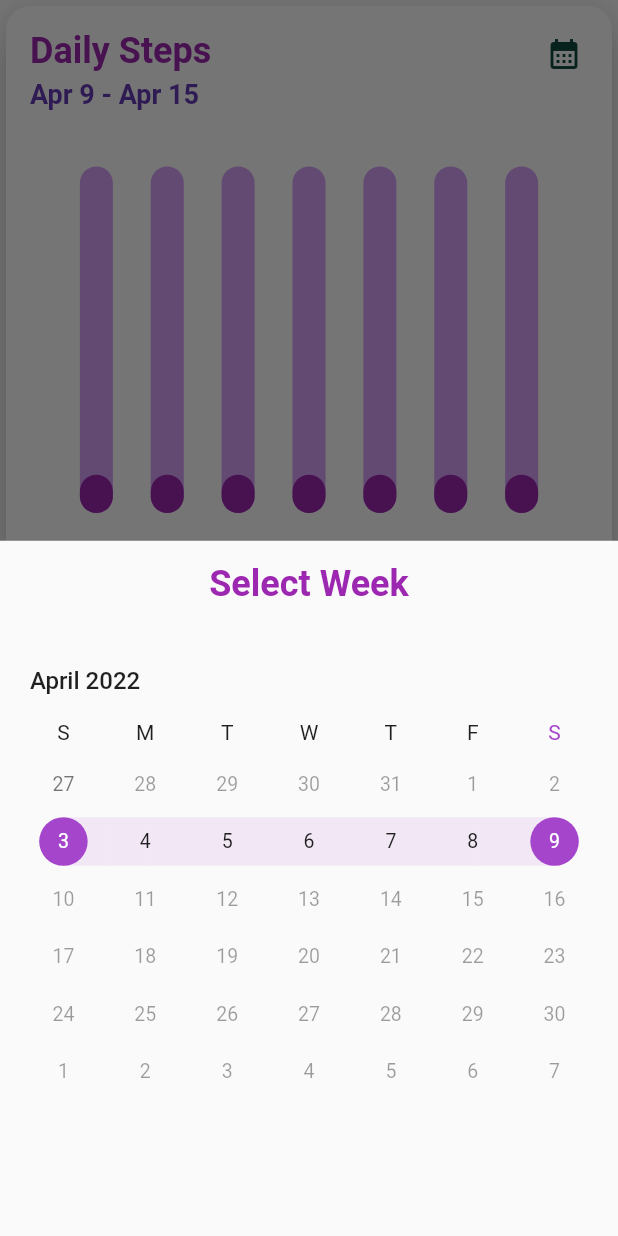
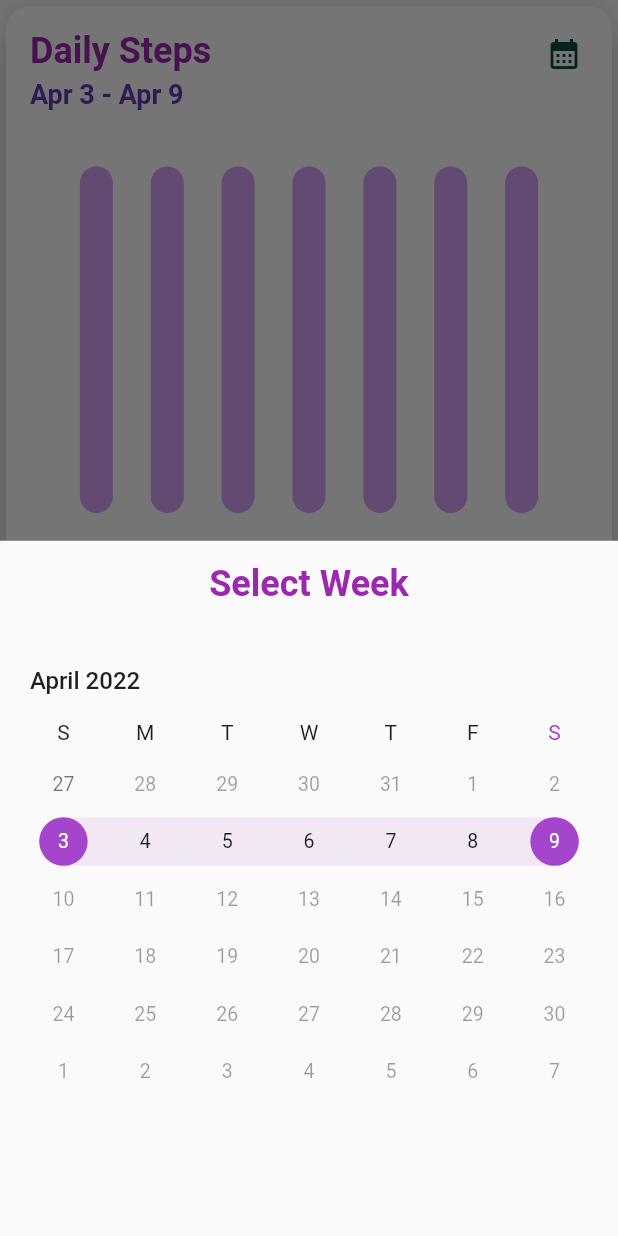
Before and after one commit to bakhtw1/Trifit, a Flutter app: the Metrics screen opened directly, after a tap on the "calendar month" icon, on a phone screen of 412 x 824 dp. Run offline on Flutter 3.47's test engine with Material 2 defaults, Android fonts, the phone set to English and light mode, and no system bars; drawn by our look-alikes of fl_chart, syncfusion_flutter_datepicker; our stand-ins replace cloud_firestore, firebase_auth, firebase_core; missing offline and left inert: dart:ffi; accounts and stored records are empty.

Commit message:
Weight backend connected to firebase

```diff
--- a/lib/components/BarChart.dart
+++ b/lib/components/BarChart.dart
@@ -1,10 +1,13 @@
 import 'dart:async';
 import 'dart:math';
+import 'package:cloud_firestore/cloud_firestore.dart';
+import 'package:firebase_auth/firebase_auth.dart';
 import 'package:fl_chart/fl_chart.dart';
 import 'package:flutter/material.dart';
 import 'package:trifit/utilities/ColorExtentions.dart';
 import 'package:syncfusion_flutter_datepicker/datepicker.dart';
 import 'package:trifit/utilities/DateUtil.dart';
+import 'package:trifit/controllers/StepController.dart';
 
 class WeeklyDataBarChart extends StatefulWidget {
   final List<Color> availableColors = const [
@@ -40,8 +43,10 @@ class WeeklyDataBarChartState extends State<WeeklyDataBarChart> {
   static const Color barLabelTextColor = Colors.black;
 
   double barYExtent = 10000;
+  StepController stepController = StepController();
+  DateUtil dateUtil = DateUtil();
 
-  List<double> weekData = [
+  List<int> weekData = [
     0,
     0,
     0,
@@ -50,8 +55,6 @@ class WeeklyDataBarChartState extends State<WeeklyDataBarChart> {
     0,
     0,
   ];
-
-  DateUtil dateUtil = DateUtil();
 
   List<String> daysOfWeek = [
     "Sunday",
@@ -70,19 +73,23 @@ class WeeklyDataBarChartState extends State<WeeklyDataBarChart> {
   final Duration animDuration = const Duration(milliseconds: 250);
   int touchedIndex = -1;
 
+  void fillWeekData(DateTime selectedSunday) {
+    for (int i = 0; i < 7; i++) {
+      weekData[i] =
+          stepController.getStepsForDate(selectedSunday.add(Duration(days: i)));
+    }
+  }
+
   void _onSelectionChanged(DateRangePickerSelectionChangedArgs args) {
     setState(() {
       dateRange = dateUtil.getWeekRange(args.value);
-      for (int i = 0; i < weekData.length; i++) {
-        weekData[i] = Random().nextInt(widget.yExtents.toInt()).toDouble() + 6;
-      }
+      fillWeekData(args.value);
       refreshState();
     });
   }
 
-  Widget DatePicker() {
-    return Container(
-      child: SfDateRangePicker(
+  Widget _datePicker() {
+    return SfDateRangePicker(
         onSelectionChanged: _onSelectionChanged,
         monthViewSettings: const DateRangePickerMonthViewSettings(
             showTrailingAndLeadingDates: true),
@@ -99,24 +106,34 @@ class WeeklyDataBarChartState extends State<WeeklyDataBarChart> {
         initialSelectedRange: PickerDateRange(
           dateUtil.getCurrentSunday(),
           dateUtil.getCurrentSaturday(),
-          )),
-    );
+        ));
   }
 
   @override
   Widget build(BuildContext context) {
+    return StreamBuilder(
+        stream: FirebaseFirestore.instance
+            .collection('exercise')
+            .doc(FirebaseAuth.instance.currentUser!.uid)
+            .snapshots(),
+        builder: (context, snapshot) {
+          if (!snapshot.hasData) {
+            return const Center(
+              child: CircularProgressIndicator(),
+            );
+          }
+
           if (dateRange == "") {
             dateRange = dateUtil.getWeekRange(DateTime.now());
-      for (int i = 0; i < weekData.length; i++) {
-        weekData[i] = Random().nextDouble() * widget.yExtents;
-      }
+            fillWeekData(dateUtil.getCurrentSunday());
           }
 
           return AspectRatio(
             aspectRatio: 1,
             child: Card(
               elevation: 10,
-        shape: RoundedRectangleBorder(borderRadius: BorderRadius.circular(16)),
+              shape: RoundedRectangleBorder(
+                  borderRadius: BorderRadius.circular(16)),
               color: cardBackgroundColor,
               child: Stack(
                 children: <Widget>[
@@ -129,7 +146,7 @@ class WeeklyDataBarChartState extends State<WeeklyDataBarChart> {
                       children: <Widget>[
                         Text(
                           widget.title,
-                    style: TextStyle(
+                          style: const TextStyle(
                               color: cardTitleTextColor,
                               fontSize: 24,
                               fontWeight: FontWeight.bold),
@@ -139,7 +156,7 @@ class WeeklyDataBarChartState extends State<WeeklyDataBarChart> {
                         ),
                         Text(
                           dateRange,
-                    style: TextStyle(
+                          style: const TextStyle(
                               color: cardSubtitleTextColor,
                               fontSize: 18,
                               fontWeight: FontWeight.bold),
@@ -149,7 +166,8 @@ class WeeklyDataBarChartState extends State<WeeklyDataBarChart> {
                         ),
                         Expanded(
                           child: Padding(
-                      padding: const EdgeInsets.symmetric(horizontal: 8.0),
+                            padding:
+                                const EdgeInsets.symmetric(horizontal: 8.0),
                             child: BarChart(
                               mainBarData(),
                               swapAnimationDuration: animDuration,
@@ -167,9 +185,9 @@ class WeeklyDataBarChartState extends State<WeeklyDataBarChart> {
                     child: Align(
                       alignment: Alignment.topRight,
                       child: IconButton(
-                  icon: Icon(
+                        icon: const Icon(
                           Icons.calendar_month,
-                    color: const Color(0xff0f4a3c),
+                          color: Color(0xff0f4a3c),
                         ),
                         onPressed: () {
                           setState(() {
@@ -180,8 +198,8 @@ class WeeklyDataBarChartState extends State<WeeklyDataBarChart> {
                                       builder: ((context, setState) {
                                     return Column(
                                       children: [
-                                  Padding(
-                                    padding: const EdgeInsets.all(15.0),
+                                        const Padding(
+                                          padding: EdgeInsets.all(15.0),
                                           child: Text(
                                             "Select Week",
                                             textAlign: TextAlign.center,
@@ -193,7 +211,7 @@ class WeeklyDataBarChartState extends State<WeeklyDataBarChart> {
                                         ),
                                         Padding(
                                           padding: const EdgeInsets.all(15.0),
-                                    child: DatePicker(),
+                                          child: _datePicker(),
                                         )
                                       ],
                                     );
@@ -208,6 +226,7 @@ class WeeklyDataBarChartState extends State<WeeklyDataBarChart> {
               ),
             ),
           );
+        });
   }
 
   BarChartGroupData makeGroupData(
@@ -240,7 +259,8 @@ class WeeklyDataBarChartState extends State<WeeklyDataBarChart> {
   }
 
   List<BarChartGroupData> showingGroups() => List.generate(7, (i) {
-        return makeGroupData(i, weekData[i], isTouched: i == touchedIndex);
+        return makeGroupData(i, weekData[i].toDouble(),
+            isTouched: i == touchedIndex);
       });
 
   BarChartData mainBarData() {
--- a/lib/components/DoubleBarChart.dart
+++ b/lib/components/DoubleBarChart.dart
@@ -2,9 +2,13 @@ import 'dart:async';
 import 'dart:math';
 import 'package:fl_chart/fl_chart.dart';
 import 'package:flutter/material.dart';
+import 'package:trifit/controllers/MealController.dart';
+import 'package:trifit/controllers/StepController.dart';
 import 'package:trifit/utilities/ColorExtentions.dart';
 import 'package:syncfusion_flutter_datepicker/datepicker.dart';
 import 'package:trifit/utilities/DateUtil.dart';
+import 'package:cloud_firestore/cloud_firestore.dart';
+import 'package:firebase_auth/firebase_auth.dart';
 
 class DoubleBarChartWeeklyData extends StatefulWidget {
   final List<Color> availableColors = const [
@@ -43,7 +47,10 @@ class DoubleBarChartWeeklyDataState extends State<DoubleBarChartWeeklyData> {
 
   double barYExtent = 10000;
 
-  List<double> weekData1 = [
+  StepController stepController = StepController();
+  MealController mealController = MealController();
+
+  List<double> calIn = [
     0,
     0,
     0,
@@ -53,7 +60,7 @@ class DoubleBarChartWeeklyDataState extends State<DoubleBarChartWeeklyData> {
     0,
   ];
 
-  List<double> weekData2 = [
+  List<double> calOut = [
     0,
     0,
     0,
@@ -82,20 +89,28 @@ class DoubleBarChartWeeklyDataState extends State<DoubleBarChartWeeklyData> {
   final Duration animDuration = const Duration(milliseconds: 250);
   int touchedIndex = -1;
 
+  void fillWeekData(DateTime selectedSunday) {
+    print(selectedSunday.toString());
+    for (int i = 0; i < 7; i++) {
+      calIn[i] = mealController
+          .calorieIntakeForDate(selectedSunday.add(Duration(days: i)))
+          .toDouble();
+      calOut[i] = stepController
+          .getActiveCaloriesForDate(selectedSunday.add(Duration(days: i)))
+          .toDouble();
+    }
+  }
+
   void _onSelectionChanged(DateRangePickerSelectionChangedArgs args) {
     setState(() {
       dateRange = dateUtil.getWeekRange(args.value);
-      for (int i = 0; i < weekData1.length; i++) {
-        weekData1[i] = Random().nextInt(widget.yExtents.toInt()).toDouble() + 6;
-        weekData2[i] = Random().nextInt(widget.yExtents.toInt()).toDouble() + 6;
-      }
+      fillWeekData(args.value);
       refreshState();
     });
   }
 
   Widget DatePicker() {
-    return Container(
-      child: SfDateRangePicker(
+    return SfDateRangePicker(
         onSelectionChanged: _onSelectionChanged,
         monthViewSettings: const DateRangePickerMonthViewSettings(
             showTrailingAndLeadingDates: true),
@@ -112,25 +127,43 @@ class DoubleBarChartWeeklyDataState extends State<DoubleBarChartWeeklyData> {
         initialSelectedRange: PickerDateRange(
           dateUtil.getCurrentSunday(),
           dateUtil.getCurrentSaturday(),
-          )),
-    );
+        ));
   }
 
   @override
   Widget build(BuildContext context) {
+    return StreamBuilder(
+        stream: FirebaseFirestore.instance
+            .collection('meals')
+            .doc(FirebaseAuth.instance.currentUser!.uid)
+            .snapshots(),
+        builder: (context, snapshot) {
+          if (!snapshot.hasData) {
+            return const Center(
+              child: CircularProgressIndicator(),
+            );
+          }
+          return StreamBuilder(
+              stream: FirebaseFirestore.instance
+                  .collection('exercise')
+                  .doc(FirebaseAuth.instance.currentUser!.uid)
+                  .snapshots(),
+              builder: (context, snapshot) {
+                if (!snapshot.hasData) {
+                  return const Center(
+                    child: CircularProgressIndicator(),
+                  );
+                }
                 if (dateRange == "") {
                   dateRange = dateUtil.getWeekRange(DateTime.now());
-      for (int i = 0; i < weekData1.length; i++) {
-        weekData1[i] = Random().nextDouble() * widget.yExtents;
-        weekData2[i] = Random().nextDouble() * widget.yExtents;
+                  fillWeekData(dateUtil.getCurrentSunday());
                 }
-    }
-
                 return AspectRatio(
                   aspectRatio: 1,
                   child: Card(
                     elevation: 10,
-        shape: RoundedRectangleBorder(borderRadius: BorderRadius.circular(16)),
+                    shape: RoundedRectangleBorder(
+                        borderRadius: BorderRadius.circular(16)),
                     color: cardBackgroundColor,
                     child: Stack(
                       children: <Widget>[
@@ -143,7 +176,7 @@ class DoubleBarChartWeeklyDataState extends State<DoubleBarChartWeeklyData> {
                             children: <Widget>[
                               Text(
                                 widget.title,
-                    style: TextStyle(
+                                style: const TextStyle(
                                     color: cardTitleTextColor,
                                     fontSize: 24,
                                     fontWeight: FontWeight.bold),
@@ -163,7 +196,8 @@ class DoubleBarChartWeeklyDataState extends State<DoubleBarChartWeeklyData> {
                               ),
                               Expanded(
                                 child: Padding(
-                      padding: const EdgeInsets.symmetric(horizontal: 8.0),
+                                  padding: const EdgeInsets.symmetric(
+                                      horizontal: 8.0),
                                   child: BarChart(
                                     mainBarData(),
                                     swapAnimationDuration: animDuration,
@@ -185,7 +219,8 @@ class DoubleBarChartWeeklyDataState extends State<DoubleBarChartWeeklyData> {
                                           width: 10,
                                           height: 10,
                                           decoration: BoxDecoration(
-                                  color: leftBarColor, shape: BoxShape.circle),
+                                              color: leftBarColor,
+                                              shape: BoxShape.circle),
                                         ),
                                       ),
                                       const Padding(
@@ -198,7 +233,8 @@ class DoubleBarChartWeeklyDataState extends State<DoubleBarChartWeeklyData> {
                                           width: 10,
                                           height: 10,
                                           decoration: BoxDecoration(
-                                  color: rightBarColor, shape: BoxShape.circle),
+                                              color: rightBarColor,
+                                              shape: BoxShape.circle),
                                         ),
                                       ),
                                       const Padding(
@@ -238,11 +274,13 @@ class DoubleBarChartWeeklyDataState extends State<DoubleBarChartWeeklyData> {
                                                   style: TextStyle(
                                                       color: cardTitleTextColor,
                                                       fontSize: 24,
-                                          fontWeight: FontWeight.bold),
+                                                      fontWeight:
+                                                          FontWeight.bold),
                                                 ),
                                               ),
                                               Padding(
-                                    padding: const EdgeInsets.all(15.0),
+                                                padding:
+                                                    const EdgeInsets.all(15.0),
                                                 child: DatePicker(),
                                               )
                                             ],
@@ -258,6 +296,8 @@ class DoubleBarChartWeeklyDataState extends State<DoubleBarChartWeeklyData> {
                     ),
                   ),
                 );
+              });
+        });
   }
 
   BarChartGroupData makeGroupData(
@@ -294,7 +334,7 @@ class DoubleBarChartWeeklyDataState extends State<DoubleBarChartWeeklyData> {
   }
 
   List<BarChartGroupData> showingGroups() => List.generate(7, (i) {
-        return makeGroupData(i, weekData1[i], weekData2[i],
+        return makeGroupData(i, calIn[i], calOut[i],
             isTouched: i == touchedIndex);
       });
 
--- a/lib/components/WeightChart.dart
+++ b/lib/components/WeightChart.dart
@@ -1,7 +1,11 @@
 import 'dart:async';
 import 'dart:math';
+import 'package:cloud_firestore/cloud_firestore.dart';
+import 'package:firebase_auth/firebase_auth.dart';
+import 'package:firebase_core/firebase_core.dart';
 import 'package:fl_chart/fl_chart.dart';
 import 'package:flutter/material.dart';
+import 'package:trifit/controllers/WeightController.dart';
 import 'package:trifit/utilities/ColorExtentions.dart';
 import 'package:syncfusion_flutter_datepicker/datepicker.dart';
 import 'package:trifit/utilities/DateUtil.dart';
@@ -38,7 +42,9 @@ class WeightMetricsState extends State<WeightMetrics> {
 
   double barYExtent = 250;
 
-  List<double> weekData = [
+  WeightController weightController = WeightController();
+
+  List<double> yearData = [
     200,
     190,
     195,
@@ -94,6 +100,13 @@ class WeightMetricsState extends State<WeightMetrics> {
     });
   }
 
+  void fillYearData(int year) {
+    for (int i = 0; i < 12; i++) {
+      yearData[i] =
+          weightController.getAverageWeightForMonth(year, i).toDouble();
+    }
+  }
+
   Widget DatePicker() {
     List<Widget> items = [];
 
@@ -102,9 +115,7 @@ class WeightMetricsState extends State<WeightMetrics> {
       items.add(ListTile(
         onTap: () {
           setState(() {
-            for (int i = 0; i < weekData.length; i++) {
-              weekData[i] = Random().nextInt(10).toDouble() + 170;
-            }
+            fillYearData(i);
             year = i.toString();
             refreshState();
             Navigator.of(context).pop();
@@ -125,15 +136,29 @@ class WeightMetricsState extends State<WeightMetrics> {
 
   @override
   Widget build(BuildContext context) {
+    return StreamBuilder(
+      stream: FirebaseFirestore.instance
+          .collection('weights')
+          .doc(FirebaseAuth.instance.currentUser!.uid)
+          .snapshots(),
+      builder: (context, snapshot) {
+        if (!snapshot.hasData) {
+          return Center(
+            child: CircularProgressIndicator(),
+          );
+        }
+
         if (year == "") {
           year = DateTime.now().year.toString();
+          fillYearData(dateUtil.currentDay.year);
         }
 
         return AspectRatio(
           aspectRatio: 1,
           child: Card(
             elevation: 10,
-        shape: RoundedRectangleBorder(borderRadius: BorderRadius.circular(16)),
+            shape:
+                RoundedRectangleBorder(borderRadius: BorderRadius.circular(16)),
             color: cardBackgroundColor,
             child: Stack(
               children: <Widget>[
@@ -225,6 +250,8 @@ class WeightMetricsState extends State<WeightMetrics> {
             ),
           ),
         );
+      },
+    );
   }
 
   BarChartGroupData makeGroupData(
@@ -257,7 +284,7 @@ class WeightMetricsState extends State<WeightMetrics> {
   }
 
   List<BarChartGroupData> showingGroups() => List.generate(12, (i) {
-        return makeGroupData(i, weekData[i], isTouched: i == touchedIndex);
+        return makeGroupData(i, yearData[i], isTouched: i == touchedIndex);
       });
 
   BarChartData mainBarData() {
--- a/lib/controllers/StepController.dart
+++ b/lib/controllers/StepController.dart
@@ -8,7 +8,8 @@ import '../utilities/UtilityFunctions.dart';
 class StepController {
   var allSteps = [];
 
-  late StreamSubscription<DocumentSnapshot<Map<String, dynamic>>> stepSubscription;
+  late StreamSubscription<DocumentSnapshot<Map<String, dynamic>>>
+      stepSubscription;
 
   StepController() {
     stepSubscription = FirebaseFirestore.instance
@@ -18,7 +19,9 @@ class StepController {
         .listen((snapshot) {
       var data = snapshot.data();
       if (data != null) {
-          allSteps = (data['workouts'] as List<dynamic>).where((i) => i['type'] == 'steps').toList();
+        allSteps = (data['workouts'] as List<dynamic>)
+            .where((i) => i['type'] == 'steps')
+            .toList();
       }
     });
   }
@@ -27,22 +30,27 @@ class StepController {
   getStepsForPastDays(int days) {
     var filteredSteps = [];
     for (int i = 0; i <= days; i++) {
-      filteredSteps.addAll(_getStepsForDay(simpleDate(DateTime.now()).subtract(Duration(days: i))));
+      filteredSteps.addAll(_getStepsForDay(
+          simpleDate(DateTime.now()).subtract(Duration(days: i))));
     }
     return filteredSteps;
   }
 
   // Returns an integer value of the active calories for a given date
-  getActiveCaloriesForDate(DateTime date) {
-    return (getStepsForDate(date)*0.04).ceil();
+  int getActiveCaloriesForDate(DateTime date) {
+    return (getStepsForDate(date) * 0.04).ceil();
   }
 
   // Returns an integer value for the number of steps on a given date
   getStepsForDate(DateTime date) {
-    var stepCount = 0.0;
+    int stepCount = 0;
     for (var step in _getStepsForDay(date)) {
-      try { stepCount += step['workout']['steps'];}
-      catch(e) { stepCount += 0; }
+      try {
+        stepCount += step['workout']['steps'] as int;
+      } catch (e) {
+        stepCount += 0;
+        print(e);
+      }
     }
     return stepCount;
   }
@@ -53,12 +61,14 @@ class StepController {
   }
 
   addSteps(StepModel toAdd) async {
-    var exercise = ExerciseModel("steps", toAdd, toAdd.calories.toDouble(), toAdd.date);
+    var exercise =
+        ExerciseModel("steps", toAdd, toAdd.calories.toDouble(), toAdd.date);
     allSteps.add(toAdd.toJson());
     FirebaseFirestore.instance
         .collection('exercise')
         .doc(FirebaseAuth.instance.currentUser!.uid)
-      .update({"workouts":FieldValue.arrayUnion([exercise.toJson()])});
+        .update({
+      "workouts": FieldValue.arrayUnion([exercise.toJson()])
+    });
   }
-
 }
--- a/lib/utilities/DateUtil.dart
+++ b/lib/utilities/DateUtil.dart
@@ -1,10 +1,15 @@
+import 'dart:async';
+
 import 'package:intl/intl.dart';
 
 class DateUtil {
   DateTime currentDay = DateTime.now();
   final DateFormat MMMD = DateFormat("MMMd");
 
-  DateUtil() {}
+  DateUtil() {
+    DateTime now = DateTime.now();
+    currentDay = DateTime(now.year, now.month, now.day);
+  }
 
   String formatMMMD(DateTime dt) {
     return MMMD.format(dt);
@@ -21,13 +26,28 @@ class DateUtil {
     return sundayOfWeek;
   }
 
+  DateTime getSundayOfWeek(DateTime dt) {
+    DateTime sundayOfWeek = dt.subtract(Duration(days: dt.weekday));
+
+    if (dt.weekday == 7) {
+      sundayOfWeek = dt;
+    }
+
+    return sundayOfWeek;
+  }
+
+  DateTime getSaturdayOfWeek(DateTime dt) {
+    DateTime saturdayOfWeek = dt.add(Duration(days: 6));
+    return saturdayOfWeek;
+  }
+
   DateTime getCurrentSaturday() {
     return getCurrentSunday().add(const Duration(days: 6));
   }
 
   String getWeekRange(DateTime dt) {
-    DateTime sunOfWeek = dt;
-    DateTime satOfWeek = dt.add(const Duration(days: 6));
+    DateTime sunOfWeek = getSundayOfWeek(dt);
+    DateTime satOfWeek = sunOfWeek.add(const Duration(days: 6));
 
     return formatMMMD(sunOfWeek) + " - " + formatMMMD(satOfWeek);
   }
```
Also changed, not shown: lib/controllers/MealController.dart (+8 -5 lines), 1 other file. Lines whose indentation alone changed are shown as unchanged.
